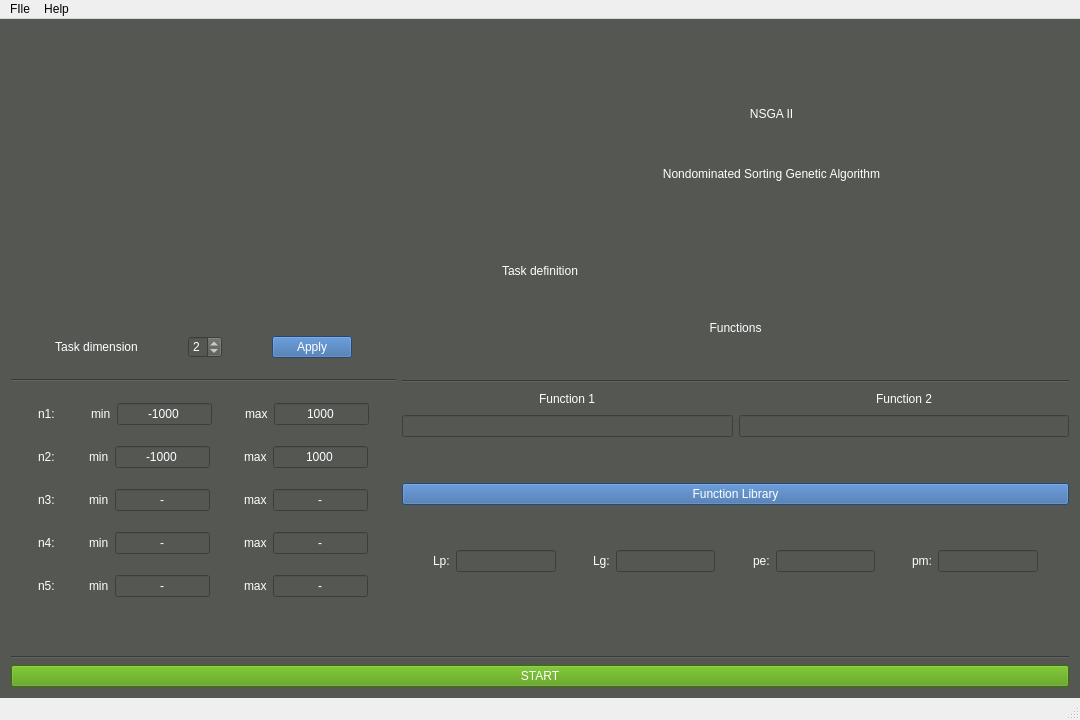
Old version of the form uic/optimizationmainwindow.ui in the repository AdamKrzykala/Optimization.
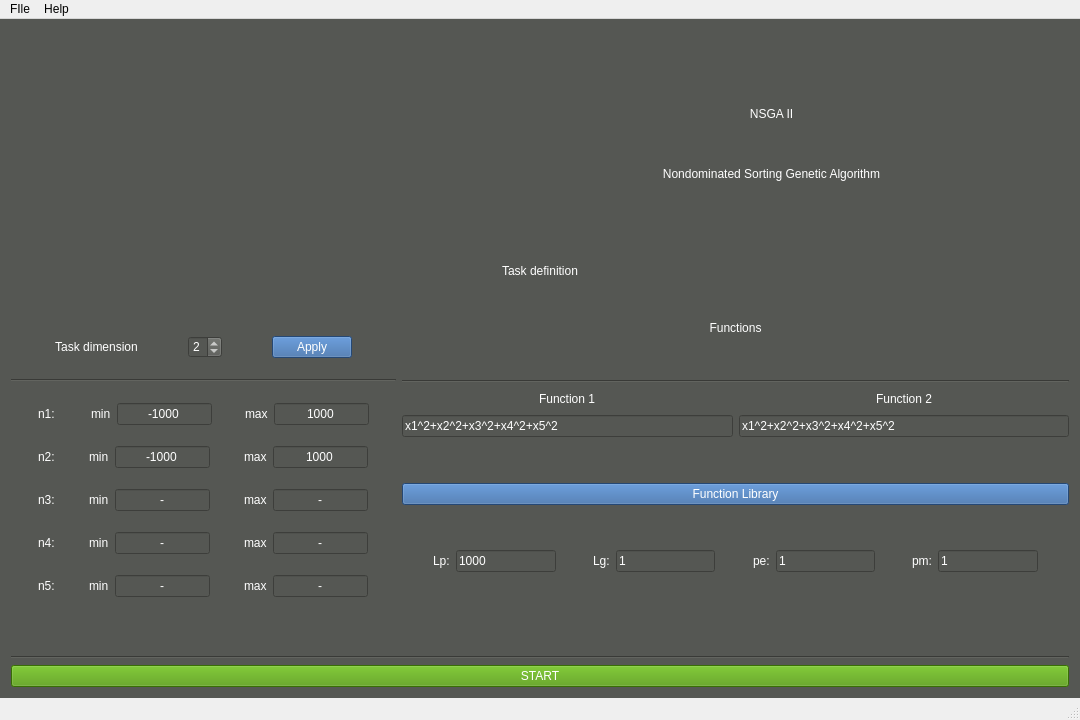
New version of the form. Icons and pictures are not drawn.

Patch:
```diff
--- a/uic/optimizationmainwindow.ui
+++ b/uic/optimizationmainwindow.ui
@@ -900,6 +900,9 @@
              <string notr="true">border-color: rgb(255, 255, 255);
 color: rgb(255, 255, 255);</string>
             </property>
+            <property name="text">
+             <string>x1^2+x2^2+x3^2+x4^2+x5^2</string>
+            </property>
            </widget>
           </item>
           <item>
@@ -908,6 +911,9 @@
              <string notr="true">border-color: rgb(255, 255, 255);
 color: rgb(255, 255, 255);</string>
             </property>
+            <property name="text">
+             <string>x1^2+x2^2+x3^2+x4^2+x5^2</string>
+            </property>
            </widget>
           </item>
          </layout>
@@ -984,6 +990,9 @@
              <string notr="true">border-color: rgb(255, 255, 255);
 color: rgb(255, 255, 255);</string>
             </property>
+            <property name="text">
+             <string>1000</string>
+            </property>
            </widget>
           </item>
           <item>
@@ -1016,6 +1025,9 @@
              <string notr="true">border-color: rgb(255, 255, 255);
 color: rgb(255, 255, 255);</string>
             </property>
+            <property name="text">
+             <string>1</string>
+            </property>
            </widget>
           </item>
           <item>
@@ -1048,6 +1060,9 @@
              <string notr="true">border-color: rgb(255, 255, 255);
 color: rgb(255, 255, 255);</string>
             </property>
+            <property name="text">
+             <string>1</string>
+            </property>
            </widget>
           </item>
           <item>
@@ -1080,6 +1095,9 @@
              <string notr="true">border-color: rgb(255, 255, 255);
 color: rgb(255, 255, 255);</string>
             </property>
+            <property name="text">
+             <string>1</string>
+            </property>
            </widget>
           </item>
           <item>
```
